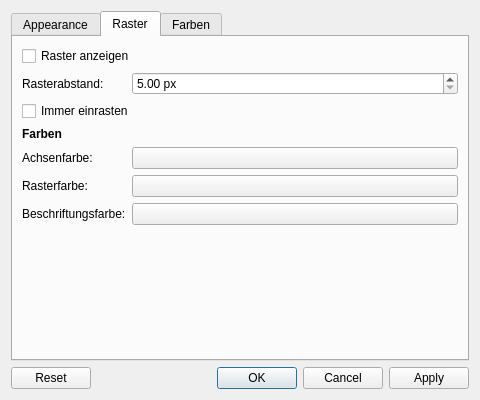
The window that src/ui/dialogs/SettingsDialog.ui (michael-vogt/Stoicheia_v2) describes before a commit, drawn with Qt 5.
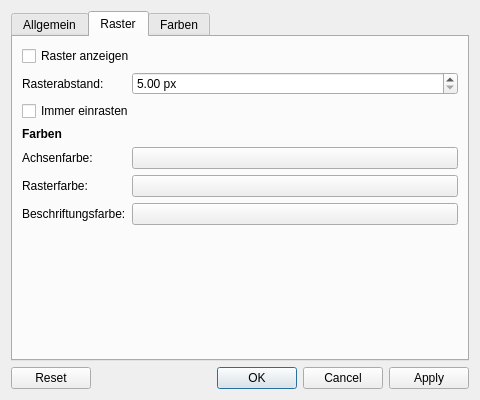
The same window after the commit. The open tabs and pages were chosen to show the change. Custom widgets are drawn as their Qt base class.

Commit message: SettingsDialog completed

Patch:
```diff
--- a/src/ui/dialogs/SettingsDialog.ui
+++ b/src/ui/dialogs/SettingsDialog.ui
@@ -25,11 +25,9 @@
      <property name="currentIndex">
       <number>0</number>
      </property>
-
-     <!-- ── Tab 1: Appearance ── -->
-     <widget class="QWidget" name="tabAppearance">
+     <widget class="QWidget" name="tabGeneral">
       <attribute name="title">
-       <string>Appearance</string>
+       <string>Allgemein</string>
       </attribute>
       <layout class="QFormLayout" name="formLayoutUI">
        <property name="rowWrapPolicy">
@@ -70,8 +68,6 @@
        </item>
       </layout>
      </widget>
-
-     <!-- ── Tab 2: Raster ── -->
      <widget class="QWidget" name="tabGrid">
       <attribute name="title">
        <string>Raster</string>
```
Left out of the diff: 77 changed lines with no effect on the pictures. The commit also changes 10 other files.
